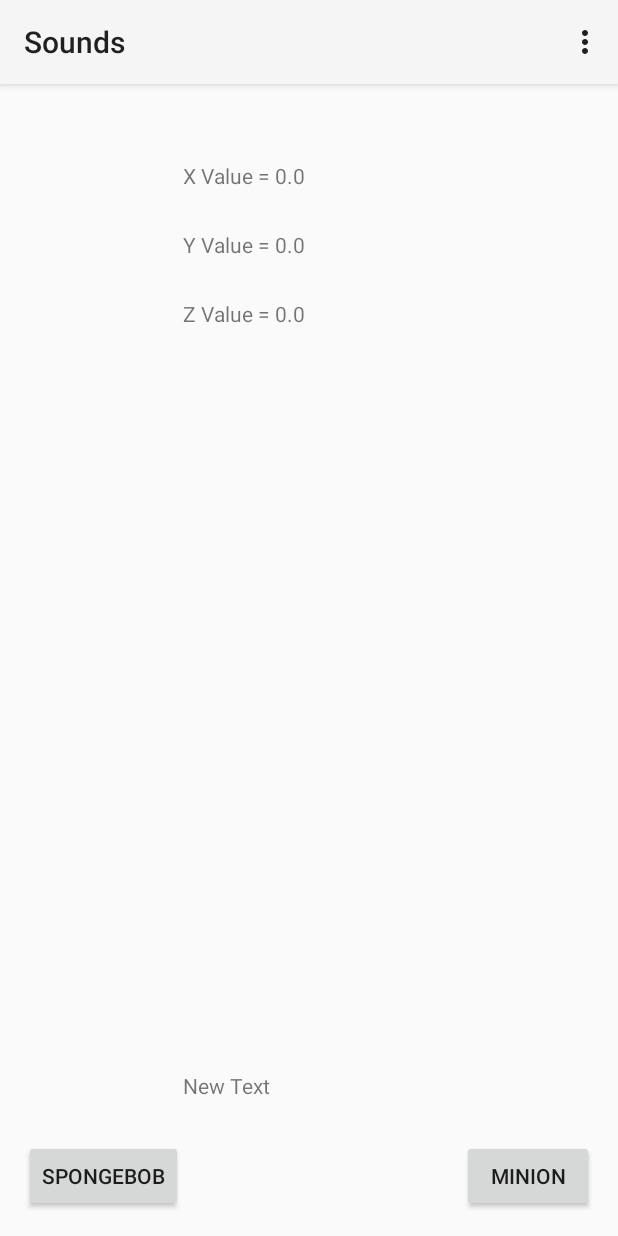
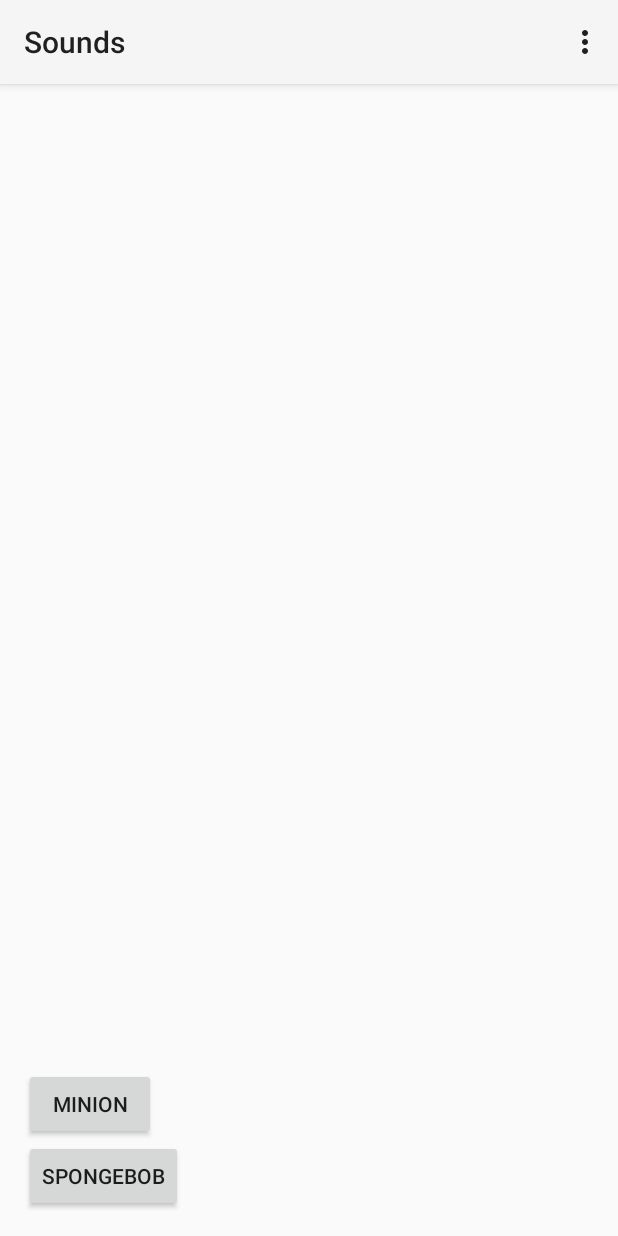
Before and after one commit to kctseng/Inf133AndroidProj, an Android app: the screen it shows after launch (MainActivity), on a phone screen of 412 x 824 dp. Run offline under Robolectric (Android 15) with nearby library versions, the phone set to English and light mode, and no system bars.

Commit message:
Fix Layout
Changed layout, and now it will shows lyrics.

```diff
--- a/app/src/main/java/com/example/kuanchi/sounds/MainActivity.java
+++ b/app/src/main/java/com/example/kuanchi/sounds/MainActivity.java
@@ -45,6 +45,7 @@ public class MainActivity extends Activity{
     private int currentSound = 0;
     private Button minBut;
     private Button spongeBut;
+    private boolean isMinion;
 
     private void setMin()
     {
@@ -53,6 +54,7 @@ public class MainActivity extends Activity{
         sound3 = getApplicationContext().getResources().openRawResourceFd(R.raw.bana);
         sound4 = getApplicationContext().getResources().openRawResourceFd(R.raw.naaa);
         sound5 = getApplicationContext().getResources().openRawResourceFd(R.raw.potato);
+        isMinion = true;
     }
 
     private void setSponge()
@@ -62,6 +64,7 @@ public class MainActivity extends Activity{
         sound3 = getApplicationContext().getResources().openRawResourceFd(R.raw.q3);
         sound4 = getApplicationContext().getResources().openRawResourceFd(R.raw.answer);
         sound5 = getApplicationContext().getResources().openRawResourceFd(R.raw.last);
+        isMinion = false;
     }
     @Override
     protected void onCreate(Bundle savedInstanceState) {
@@ -72,9 +75,9 @@ public class MainActivity extends Activity{
         {
             orientation[i] = 0;
         }
-        xView = (TextView) findViewById(R.id.editText);
-        yView = (TextView) findViewById(R.id.editText2);
-        zView = (TextView) findViewById(R.id.editText3);
+//        xView = (TextView) findViewById(R.id.editText);
+//        yView = (TextView) findViewById(R.id.editText2);
+//        zView = (TextView) findViewById(R.id.editText3);
         minBut = (Button) findViewById(R.id.minBtn);
         spongeBut = (Button) findViewById(R.id.spongeBtn);
         setMin();
@@ -110,39 +113,69 @@ public class MainActivity extends Activity{
                 {
                     SensorManager.remapCoordinateSystem(M, SensorManager.AXIS_X, SensorManager.AXIS_Y, outR);
                     SensorManager.getOrientation(outR, orientation);
-                    updateVal();
+                    //updateVal();
                     if(orientation[1] > -0.2 && orientation[1] <= 0.2 && orientation[2] > -0.2 && orientation[2] <= 0.2)
                     {
                         playSound(sound1, 1);
-                        updateSoundStatus("PlaySound1");
+                        if(isMinion)
+                        {
+                            updateSoundStatus("Ba");
+                        }
+                        else {
+                            updateSoundStatus("Who lives in the pineapple under the sea?");
+                        }
                     }
                     else if(orientation[1] > -0.2 && orientation[1] <= 0.2 && orientation[2] > -3.2 && orientation[2] <= -2.8)
                     {
                         playSound(sound2, 2);
-                        updateSoundStatus("PlaySound2");
+                        if(isMinion)
+                        {
+                            updateSoundStatus("NaNa");
+                        }
+                        else {
+                            updateSoundStatus("Absorbant and yellow and porous is he");
+                        }
 
                     }
                     else if(orientation[1] > -0.2 && orientation[1] <= 0.2 && orientation[2] > 1.3 && orientation[2] <= 1.65)
                     {
                         playSound(sound3, 3);
-                        updateSoundStatus("PlaySound3");
+                        if(isMinion)
+                        {
+                            updateSoundStatus("Bana");
+                        }
+                        else {
+                            updateSoundStatus("If nautical nonsense be something you wish");
+                        }
 
                     }
                     else if(orientation[1] >= -1.7 && orientation[1] < -1.2 && (orientation[2] > -0.1 && orientation[2] <= 0.6 || orientation[2] > 2.8 && orientation[2] <= 3.2))
                     {
                         playSound(sound4, 4);
-                        updateSoundStatus("PlaySound4");
+                        if(isMinion)
+                        {
+                            updateSoundStatus("Naaaa~~~");
+                        }
+                        else {
+                            updateSoundStatus("SPONGEBOB SQUAREPANTS");
+                        }
 
                     }
                     else if(orientation[2] >= -1.5 && orientation[2] < -1.2 && orientation[1] > -0.2 && orientation[1] <= 0.2)
                     {
                         playSound(sound5, 5);
-                        updateSoundStatus("PlaySound5");
+                        if(isMinion)
+                        {
+                            updateSoundStatus("Potato");
+                        }
+                        else {
+                            updateSoundStatus("Spongebob squarepants X 3");
+                        }
 
                     }
                     else
                     {
-                        updateSoundStatus("none");
+                        //updateSoundStatus("none");
                         currentSound = 0;
                     }
                 }
@@ -154,7 +187,7 @@ public class MainActivity extends Activity{
         };
         mediaPlayer = new MediaPlayer();
 
-        updateVal();
+        //updateVal();
 
     }
 
@@ -203,26 +236,26 @@ public class MainActivity extends Activity{
         }
     }
 
-    private void updateVal() {
-        runOnUiThread(new Runnable() {
-            @Override
-            public void run() {
-                xView.setText("X Value = " + orientation[0]);
-            }
-        });
-        runOnUiThread(new Runnable() {
-            @Override
-            public void run() {
-                yView.setText("Y Value = " + orientation[1]);
-            }
-        });
-        runOnUiThread(new Runnable() {
-            @Override
-            public void run() {
-                zView.setText("Z Value = " + orientation[2]);
-            }
-        });
-    }
+//    private void updateVal() {
+//        runOnUiThread(new Runnable() {
+//            @Override
+//            public void run() {
+//                xView.setText("X Value = " + orientation[0]);
+//            }
+//        });
+//        runOnUiThread(new Runnable() {
+//            @Override
+//            public void run() {
+//                yView.setText("Y Value = " + orientation[1]);
+//            }
+//        });
+//        runOnUiThread(new Runnable() {
+//            @Override
+//            public void run() {
+//                zView.setText("Z Value = " + orientation[2]);
+//            }
+//        });
+//    }
 
     @Override
     public boolean onCreateOptionsMenu(Menu menu) {
--- a/app/src/main/res/layout/activity_main.xml
+++ b/app/src/main/res/layout/activity_main.xml
@@ -9,47 +9,24 @@
         android:layout_width="fill_parent"
         android:layout_height="fill_parent"
         android:layout_alignParentTop="true"
-        android:layout_alignParentStart="true"
-        android:layout_marginTop="35dp">
+        android:layout_alignParentStart="true">
 
         <TextView
-            android:layout_width="125dp"
-            android:layout_height="46dp"
-            android:text="New Text"
-            android:id="@+id/editText2"
-            android:layout_row="28"
-            android:layout_column="8" />
-
-        <TextView
-            android:layout_width="125dp"
-            android:layout_height="46dp"
-            android:text="New Text"
-            android:id="@+id/editText"
-            android:layout_row="27"
-            android:layout_column="8" />
-
-        <TextView
-            android:layout_width="125dp"
-            android:layout_height="46dp"
-            android:text="New Text"
-            android:id="@+id/editText3"
-            android:layout_row="29"
-            android:layout_column="8" />
-
-        <TextView
-            android:layout_width="125dp"
-            android:layout_height="46dp"
-            android:text="New Text"
+            android:layout_width="wrap_content"
+            android:layout_height="wrap_content"
             android:id="@+id/editText4"
-            android:layout_row="41"
-            android:layout_column="8" />
+            android:layout_row="35"
+            android:layout_column="0"
+            android:fontFamily="impact"
+            android:textSize="80px"
+            android:layout_columnSpan="1" />
 
         <Button
             android:layout_width="wrap_content"
             android:layout_height="wrap_content"
             android:text="SpongeBob"
             android:id="@+id/spongeBtn"
-            android:layout_row="42"
+            android:layout_row="44"
             android:layout_column="0" />
 
         <Button
@@ -57,7 +34,7 @@
             android:layout_height="wrap_content"
             android:text="Minion"
             android:id="@+id/minBtn"
-            android:layout_row="42"
-            android:layout_column="15" />
+            android:layout_row="43"
+            android:layout_column="0" />
     </GridLayout>
 </RelativeLayout>
```
